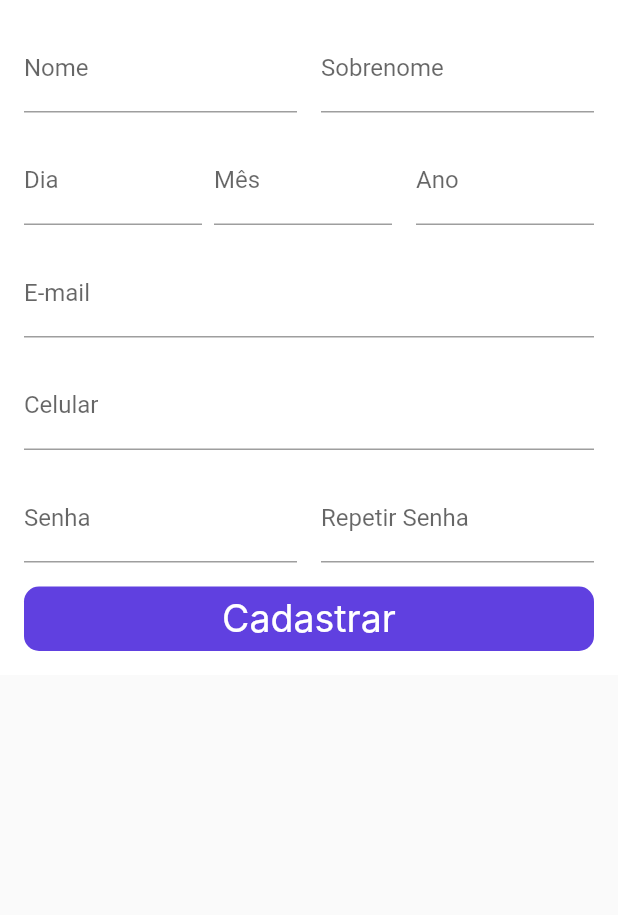
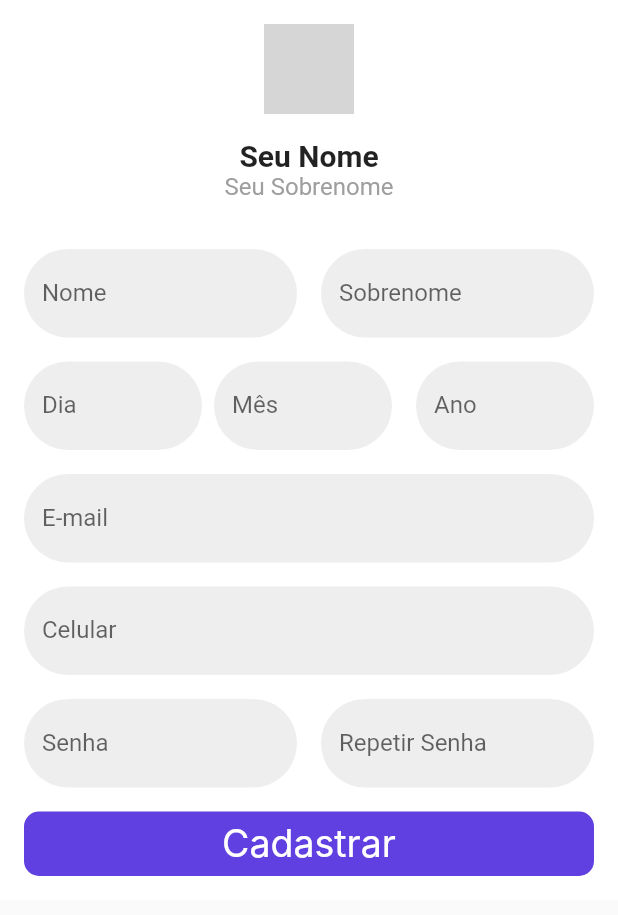
Before and after one commit to SamuTimRib/FAITEC, a Flutter app: the screen it shows after launch, after a tap on "Cadastre-se", on a phone screen of 412 x 824 dp. Shown: the top 915 px of the screen. Run offline on Flutter 3.47's test engine with Material 2 defaults, Android fonts, the phone set to English and light mode, and no system bars; Roboto replaces fonts that are missing (Inter); grey boxes are pictures that could not be loaded.

Commit message:
ADD feed ; Refactore: cadastro

```diff
--- a/lib/screens/cadastro.dart
+++ b/lib/screens/cadastro.dart
@@ -18,6 +18,33 @@ class Cadastro extends StatelessWidget {
               child: Column(
                 crossAxisAlignment: CrossAxisAlignment.stretch,
                 children: [
+                  // Seção superior com imagem de perfil e informações
+                  const Column(
+                    crossAxisAlignment: CrossAxisAlignment.center,
+                    children: [
+                      CircleAvatar(
+                        radius: 30.0, // Raio para torná-lo redondo
+                        backgroundImage: AssetImage('assets/profile_image.png'), // Sua imagem de perfil
+                      ),
+                      SizedBox(height: 16.0),
+                      Text(
+                        'Seu Nome',
+                        style: TextStyle(
+                          fontSize: 20.0,
+                          fontWeight: FontWeight.bold,
+                        ),
+                      ),
+                      Text(
+                        'Seu Sobrenome',
+                        style: TextStyle(
+                          fontSize: 16.0,
+                          color: Colors.grey,
+                        ),
+                      ),
+                    ],
+                  ),
+                  const SizedBox(height: 32.0), // Espaço entre a seção superior e os campos de entrada
+                  // Seu código começa aqui
                   Row(
                     children: [
                       Expanded(
@@ -27,6 +54,12 @@ class Cadastro extends StatelessWidget {
                             decoration: InputDecoration(
                               labelText: "Nome",
                               hintText: "Digite seu nome",
+                              filled: true,
+                              fillColor: Colors.grey[200], // Cor de fundo cinza
+                              border: OutlineInputBorder(
+                                borderRadius: BorderRadius.circular(30.0), // BorderRadius
+                                borderSide: BorderSide.none, // Remove a borda
+                              ),
                             ),
                           ),
                         ),
@@ -38,13 +71,19 @@ class Cadastro extends StatelessWidget {
                             decoration: InputDecoration(
                               labelText: "Sobrenome",
                               hintText: "Digite seu sobrenome",
+                              filled: true,
+                              fillColor: Colors.grey[200], // Cor de fundo cinza
+                              border: OutlineInputBorder(
+                                borderRadius: BorderRadius.circular(30.0), // BorderRadius
+                                borderSide: BorderSide.none, // Remove a borda
+                              ),
                             ),
                           ),
                         ),
                       ),
                     ],
                   ),
-                  SizedBox(height: 16.0),
+                  const SizedBox(height: 16.0),
                   Row(
                     children: [
                       Expanded(
@@ -54,6 +93,12 @@ class Cadastro extends StatelessWidget {
                             decoration: InputDecoration(
                               labelText: "Dia",
                               hintText: "DD",
+                              filled: true,
+                              fillColor: Colors.grey[200], // Cor de fundo cinza
+                              border: OutlineInputBorder(
+                                borderRadius: BorderRadius.circular(30.0), // BorderRadius
+                                borderSide: BorderSide.none, // Remove a borda
+                              ),
                             ),
                           ),
                         ),
@@ -65,6 +110,12 @@ class Cadastro extends StatelessWidget {
                             decoration: InputDecoration(
                               labelText: "Mês",
                               hintText: "MM",
+                              filled: true,
+                              fillColor: Colors.grey[200], // Cor de fundo cinza
+                              border: OutlineInputBorder(
+                                borderRadius: BorderRadius.circular(30.0), // BorderRadius
+                                borderSide: BorderSide.none, // Remove a borda
+                              ),
                             ),
                           ),
                         ),
@@ -76,27 +127,45 @@ class Cadastro extends StatelessWidget {
                             decoration: InputDecoration(
                               labelText: "Ano",
                               hintText: "AAAA",
+                              filled: true,
+                              fillColor: Colors.grey[200], // Cor de fundo cinza
+                              border: OutlineInputBorder(
+                                borderRadius: BorderRadius.circular(30.0), // BorderRadius
+                                borderSide: BorderSide.none, // Remove a borda
+                              ),
                             ),
                           ),
                         ),
                       ),
                     ],
                   ),
-                  SizedBox(height: 16.0),
+                  const SizedBox(height: 16.0),
                   TextField(
                     decoration: InputDecoration(
                       labelText: "E-mail",
                       hintText: "Digite seu e-mail",
+                      filled: true,
+                      fillColor: Colors.grey[200], // Cor de fundo cinza
+                      border: OutlineInputBorder(
+                        borderRadius: BorderRadius.circular(30.0), // BorderRadius
+                        borderSide: BorderSide.none, // Remove a borda
+                      ),
                     ),
                   ),
-                  SizedBox(height: 16.0),
+                  const SizedBox(height: 16.0),
                   TextField(
                     decoration: InputDecoration(
                       labelText: "Celular",
                       hintText: "Digite seu celular",
+                      filled: true,
+                      fillColor: Colors.grey[200], // Cor de fundo cinza
+                      border: OutlineInputBorder(
+                        borderRadius: BorderRadius.circular(30.0), // BorderRadius
+                        borderSide: BorderSide.none, // Remove a borda
+                      ),
                     ),
                   ),
-                  SizedBox(height: 16.0),
+                  const SizedBox(height: 16.0),
                   Row(
                     children: [
                       Expanded(
@@ -107,6 +176,12 @@ class Cadastro extends StatelessWidget {
                             decoration: InputDecoration(
                               labelText: "Senha",
                               hintText: "Digite sua senha",
+                              filled: true,
+                              fillColor: Colors.grey[200], // Cor de fundo cinza
+                              border: OutlineInputBorder(
+                                borderRadius: BorderRadius.circular(30.0), // BorderRadius
+                                borderSide: BorderSide.none, // Remove a borda
+                              ),
                             ),
                           ),
                         ),
@@ -119,13 +194,20 @@ class Cadastro extends StatelessWidget {
                             decoration: InputDecoration(
                               labelText: "Repetir Senha",
                               hintText: "Repita sua senha",
+                              filled: true,
+                              fillColor: Colors.grey[200], // Cor de fundo cinza
+                              border: OutlineInputBorder(
+                                borderRadius: BorderRadius.circular(30.0), // BorderRadius
+                                borderSide: BorderSide.none, // Remove a borda
+                              ),
                             ),
                           ),
                         ),
                       ),
                     ],
                   ),
-                  SizedBox(height: 16.0),
+                  // Seu código termina aqui
+                  const SizedBox(height: 16.0),
                   Button(() {}, "Cadastrar"),
                 ],
               ),
--- a/lib/screens/home.dart
+++ b/lib/screens/home.dart
@@ -1,5 +1,6 @@
 import 'package:flutter/material.dart';
 import 'package:flutter_application_1/components/button.dart';
+import 'package:flutter_application_1/screens/feed.dart';
 import 'package:flutter_application_1/screens/login.dart';
 import 'package:flutter_application_1/screens/cadastro.dart';
 
@@ -63,7 +64,9 @@ class Home extends StatelessWidget {
                       }, "Cadastre-se"),
                   const SizedBox(
                       height: 10.0), // Espaço vertical entre os botões
-                  Button(() {}, "Entrar sem conta"),
+                  Button(() {
+                        Navigator.of(context).push(MaterialPageRoute(builder: (context) => const Feed()));
+                      }, "Entrar sem conta"),
                 ],
               ),
               const SizedBox(height: 20),
--- a/pubspec.yaml
+++ b/pubspec.yaml
@@ -64,6 +64,7 @@ flutter:
     - assets/images/google.png
     - assets/images/instagram.png
     - assets/images/apple.png
+    - assets/images/profile_image.png
   #   - images/a_dot_ham.jpeg
 
   # An image asset can refer to one or more resolution-specific "variants", see
```
Also changed, not shown: lib/screens/feed.dart (added, +67 -0 lines), assets/images/profile_image.png (added).
